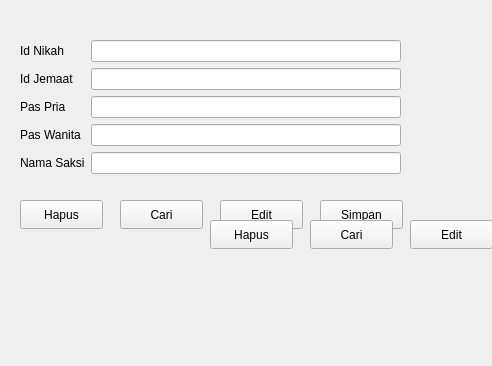
Old version of the form formnikah.ui in the repository AgusAlRidha/SistemInfoAgama.
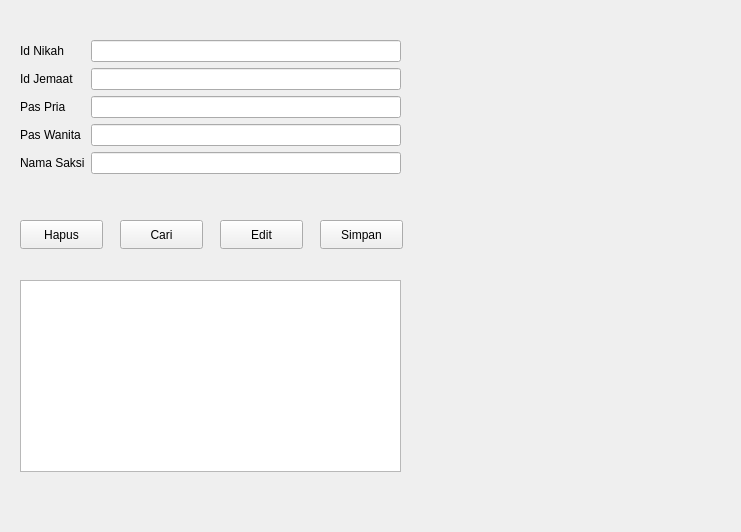
New version of the form.

Diff of the .ui file:
```diff
--- a/formnikah.ui
+++ b/formnikah.ui
@@ -6,8 +6,8 @@
    <rect>
     <x>0</x>
     <y>0</y>
-    <width>492</width>
-    <height>366</height>
+    <width>741</width>
+    <height>532</height>
    </rect>
   </property>
   <property name="windowTitle">
@@ -19,7 +19,7 @@
      <x>20</x>
      <y>40</y>
      <width>381</width>
-     <height>151</height>
+     <height>170</height>
     </rect>
    </property>
    <layout class="QFormLayout" name="formLayout">
@@ -79,7 +79,7 @@
    <property name="geometry">
     <rect>
      <x>320</x>
-     <y>200</y>
+     <y>220</y>
      <width>83</width>
      <height>29</height>
     </rect>
@@ -92,7 +92,7 @@
    <property name="geometry">
     <rect>
      <x>220</x>
-     <y>200</y>
+     <y>220</y>
      <width>83</width>
      <height>29</height>
     </rect>
@@ -105,7 +105,7 @@
    <property name="geometry">
     <rect>
      <x>20</x>
-     <y>200</y>
+     <y>220</y>
      <width>83</width>
      <height>29</height>
     </rect>
@@ -118,65 +118,23 @@
    <property name="geometry">
     <rect>
      <x>120</x>
-     <y>200</y>
-     <width>83</width>
-     <height>29</height>
-    </rect>
-   </property>
-   <property name="text">
-    <string>Cari</string>
-   </property>
-  </widget>
-  <widget class="QPushButton" name="pushButton_5">
-   <property name="geometry">
-    <rect>
-     <x>210</x>
      <y>220</y>
      <width>83</width>
      <height>29</height>
     </rect>
    </property>
    <property name="text">
-    <string>Hapus</string>
-   </property>
-  </widget>
-  <widget class="QPushButton" name="pushButton_6">
-   <property name="geometry">
-    <rect>
-     <x>310</x>
-     <y>220</y>
-     <width>83</width>
-     <height>29</height>
-    </rect>
-   </property>
-   <property name="text">
     <string>Cari</string>
    </property>
   </widget>
-  <widget class="QPushButton" name="pushButton_7">
+  <widget class="QTableView" name="tableNikah">
    <property name="geometry">
     <rect>
-     <x>410</x>
-     <y>220</y>
-     <width>83</width>
-     <height>29</height>
+     <x>20</x>
+     <y>280</y>
+     <width>381</width>
+     <height>192</height>
     </rect>
-   </property>
-   <property name="text">
-    <string>Edit</string>
-   </property>
-  </widget>
-  <widget class="QPushButton" name="pushButton_8">
-   <property name="geometry">
-    <rect>
-     <x>510</x>
-     <y>220</y>
-     <width>83</width>
-     <height>29</height>
-    </rect>
-   </property>
-   <property name="text">
-    <string>Simpan</string>
    </property>
   </widget>
  </widget>
```
